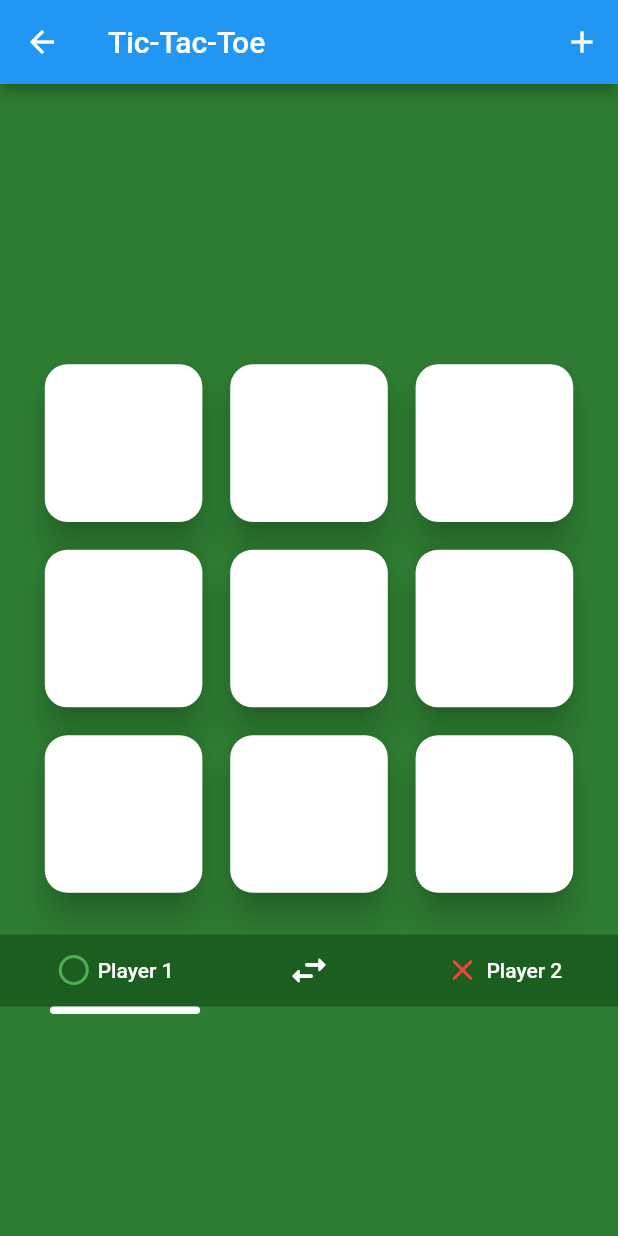
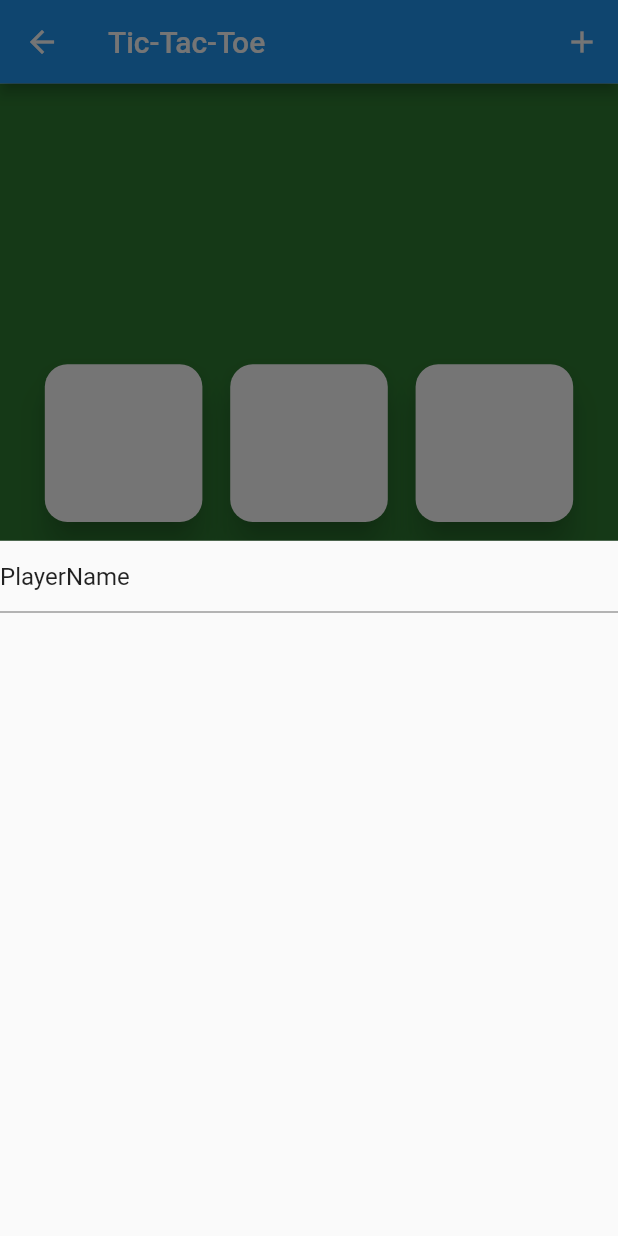
Before and after one commit to dev-raj-1729/flutter-tic-tac-toe, a Flutter app: the GameScreen screen opened by its route, after a tap on "Player 1", on a phone screen of 412 x 824 dp. Run offline on Flutter 3.47's test engine with Material 2 defaults, Android fonts, the phone set to English and light mode, and no system bars; our stand-ins replace animated_text_kit.

Commit message:
added basic form

```diff
--- a/lib/screens/gamescreen.dart
+++ b/lib/screens/gamescreen.dart
@@ -1,5 +1,6 @@
 import 'package:flutter/material.dart';
 import 'package:flutter_tic_tac_toe/models/board.dart';
+import 'package:flutter_tic_tac_toe/widgets/play_form.dart';
 import 'package:flutter_tic_tac_toe/widgets/play_grid.dart';
 import 'package:provider/provider.dart';
 import 'dart:math';
@@ -107,7 +108,10 @@ class _GameScreenState extends State<GameScreen> {
                 mainAxisAlignment: MainAxisAlignment.spaceAround,
                 children: [
                   TextButton(
-                    onPressed: () {},
+                    onPressed: () {
+                      showModalBottomSheet(
+                          context: context, builder: (context) => PlayForm());
+                    },
                     style: TextButton.styleFrom(
                       primary: Colors.white,
                     ),
--- a/lib/widgets/play_form.dart
+++ b/lib/widgets/play_form.dart
@@ -6,8 +6,18 @@ class PlayForm extends StatefulWidget {
 }
 
 class _PlayFormState extends State<PlayForm> {
+  final _formKey = GlobalKey<FormState>();
+
   @override
   Widget build(BuildContext context) {
-    return Text('Play Form');
+    return Form(
+      child: Column(
+        children: [
+          TextFormField(
+            initialValue: "PlayerName",
+          )
+        ],
+      ),
+    );
   }
 }
```
